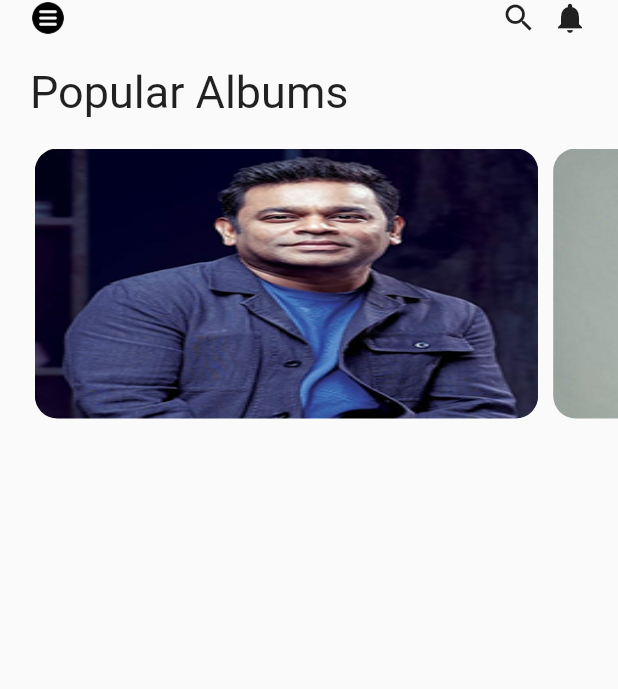
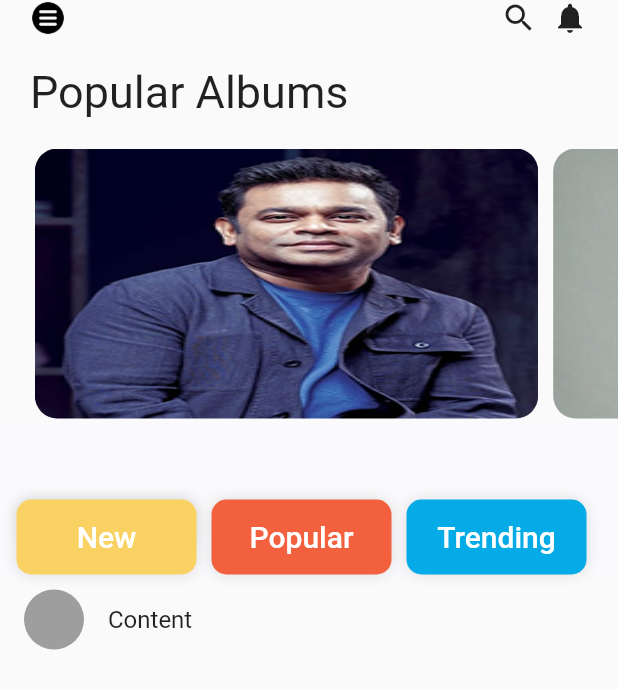
Before and after one commit to Elankumaran98/kumaranaudioplayer, a Flutter app: the screen it shows after launch, on a phone screen of 412 x 824 dp. Shown: the top 689 px of the screen. Run offline on Flutter 3.47's test engine with Material 2 defaults, Android fonts, the phone set to English and light mode, and no system bars.

Commit message:
MyTapp class created

```diff
--- a/lib/Pages/HomePage.dart
+++ b/lib/Pages/HomePage.dart
@@ -1,6 +1,7 @@
 import 'dart:convert';
 
 import 'package:flutter/material.dart';
+import 'package:kumaranaudioplayer/Pages/my_tabs.dart';
 import 'package:kumaranaudioplayer/Widgets/app_colors.dart' as AppColors;
 
 
@@ -11,8 +12,10 @@ class HomePage extends StatefulWidget {
   _HomePageState createState() => _HomePageState();
 }
 
-class _HomePageState extends State<HomePage> {
+class _HomePageState extends State<HomePage> with SingleTickerProviderStateMixin{
   late List popularAlbums;
+  late ScrollController _scrollController;
+  late TabController _tabController;
 
   ReadData() async {
      await  DefaultAssetBundle.of(context).loadString(
@@ -20,6 +23,8 @@ class _HomePageState extends State<HomePage> {
     then((s){
       setState(() {
         popularAlbums= json.decode(s);
+        _tabController=TabController(length: 3, vsync: this);
+        _scrollController=ScrollController();
       });
     } );
   }
@@ -90,6 +95,71 @@ class _HomePageState extends State<HomePage> {
                 ],
               ),
             ),
+            Expanded(child: NestedScrollView(
+                controller: _scrollController,
+                headerSliverBuilder: (BuildContext context,bool isScroll){
+                  return [
+                    SliverAppBar(
+                      pinned: true,
+                        backgroundColor:AppColors.silverBackground,
+                      bottom: PreferredSize(
+                        preferredSize: Size.fromHeight(50),
+                        child:Container(
+                          margin: const EdgeInsets.all(0),
+                          child: TabBar(
+                              indicatorPadding: const EdgeInsets.only(bottom:20 ),
+                              indicatorSize:TabBarIndicatorSize.label ,
+                              labelPadding: const EdgeInsets.only(right: 10),
+                              controller: _tabController,
+                              isScrollable: true,
+                              indicator: BoxDecoration(
+                                borderRadius: BorderRadius.circular(10),
+                                boxShadow: [
+                                  BoxShadow(
+                                    color: Colors.grey.withOpacity(0.2),
+                                    blurRadius: 7,
+                                    offset: Offset(0,0)
+                                  )
+                                ]
+                              ),
+                              tabs: [
+                                MyTabs(color: AppColors.menu1Color, text: "New"),
+                                MyTabs(color: AppColors.menu2Color, text: "Popular"),
+                                MyTabs(color: AppColors.menu3Color, text: "Trending"),
+                              ]),
+                        ) ,
+                      ),
+                    )
+                  ];
+                },
+                body: TabBarView(
+                  controller: _tabController,
+                    children: [
+                  Material(
+                    child: ListTile(
+                      leading: CircleAvatar(
+                        backgroundColor: Colors.grey,
+                      ),
+                      title: Text("Content"),
+                    ),
+                  ),
+                  Material(
+                    child: ListTile(
+                      leading: CircleAvatar(
+                        backgroundColor: Colors.grey,
+                      ),
+                      title: Text("Content"),
+                    ),
+                  ),
+                  Material(
+                    child: ListTile(
+                      leading: CircleAvatar(
+                        backgroundColor: Colors.grey,
+                      ),
+                      title: Text("Content"),
+                    ),
+                  ),
+                ])))
 
           ],
         ),
--- /dev/null
+++ b/lib/Pages/my_tabs.dart
@@ -0,0 +1,29 @@
+import 'package:flutter/material.dart';
+
+class MyTabs extends StatelessWidget {
+  final Color color;
+  final String text;
+
+  const MyTabs({Key? key,required this.color,required this.text}) : super(key: key);
+
+  @override
+  Widget build(BuildContext context) {
+    return Container(
+      width:120,
+      height: 50,
+      child: Text(this.text,style: TextStyle(color: Colors.white,fontSize: 20),),
+      alignment: Alignment.center,
+      decoration: BoxDecoration(
+          borderRadius: BorderRadius.circular(10),
+          color: this.color,
+          boxShadow: [
+            BoxShadow(
+                color: Colors.grey.withOpacity(0.3),
+                blurRadius: 7,
+                offset: Offset(0,0)
+            )
+          ]
+      ),
+    );
+  }
+}
```
